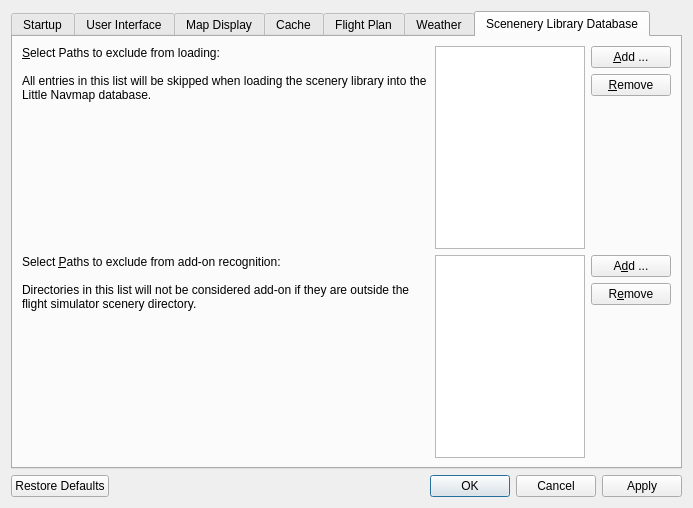
This is src/options/options.ui in albar965/littlenavmap as Qt 5 draws it before an edit. The edited form follows.
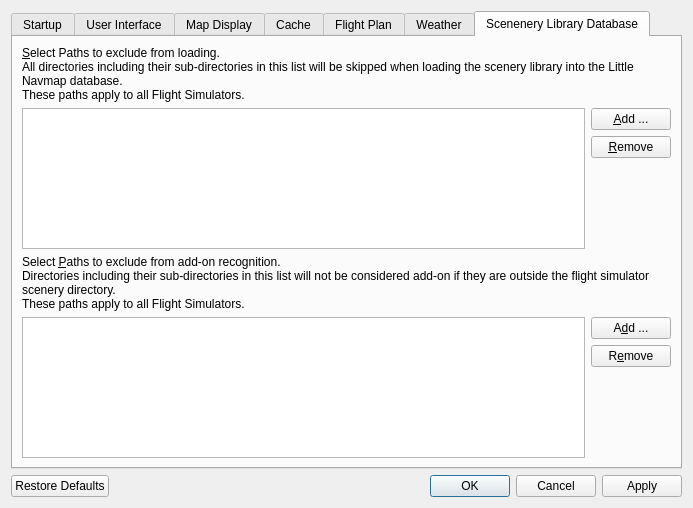
This is the edited form. The open tabs and pages were chosen to show the change.

Commit message: Added database loading excludes for options dialog.

Diff of the .ui file:
```diff
--- a/src/options/options.ui
+++ b/src/options/options.ui
@@ -776,7 +776,14 @@
        <string>Scenenery Library Database</string>
       </attribute>
       <layout class="QGridLayout" name="gridLayout_9">
-       <item row="0" column="2">
+       <item row="3" column="2">
+        <widget class="QListWidget" name="listWidgetOptionsDatabaseAddon">
+         <property name="editTriggers">
+          <set>QAbstractItemView::NoEditTriggers</set>
+         </property>
+        </widget>
+       </item>
+       <item row="1" column="3">
         <layout class="QVBoxLayout" name="verticalLayoutOptionsDatabase">
          <property name="leftMargin">
           <number>0</number>
@@ -810,49 +817,17 @@
          </item>
         </layout>
        </item>
-       <item row="0" column="1">
-        <widget class="QListWidget" name="listWidgetOptionsDatabaseExclude"/>
-       </item>
-       <item row="1" column="1">
-        <widget class="QListWidget" name="listWidgetOptionsDatabaseAddon"/>
-       </item>
-       <item row="0" column="0">
-        <widget class="QLabel" name="labelOptionsDatabaseExclude">
-         <property name="text">
-          <string>&amp;Select Paths to exclude from loading:
-
-All entries in this list will be skipped when loading the scenery library into the Little Navmap database.</string>
-         </property>
-         <property name="alignment">
-          <set>Qt::AlignLeading|Qt::AlignLeft|Qt::AlignTop</set>
-         </property>
-         <property name="wordWrap">
-          <bool>true</bool>
-         </property>
-         <property name="buddy">
-          <cstring>listWidgetOptionsDatabaseExclude</cstring>
-         </property>
-        </widget>
-       </item>
-       <item row="1" column="0">
-        <widget class="QLabel" name="labelOptionsDatabaseAddon">
-         <property name="text">
-          <string>Select &amp;Paths to exclude from add-on recognition:
-
-Directories in this list will not be considered add-on if they are outside the flight simulator scenery directory.</string>
-         </property>
-         <property name="alignment">
-          <set>Qt::AlignLeading|Qt::AlignLeft|Qt::AlignTop</set>
-         </property>
-         <property name="wordWrap">
-          <bool>true</bool>
-         </property>
-         <property name="buddy">
-          <cstring>listWidgetOptionsDatabaseAddon</cstring>
-         </property>
-        </widget>
-       </item>
        <item row="1" column="2">
+        <widget class="QListWidget" name="listWidgetOptionsDatabaseExclude">
+         <property name="editTriggers">
+          <set>QAbstractItemView::NoEditTriggers</set>
+         </property>
+         <property name="alternatingRowColors">
+          <bool>false</bool>
+         </property>
+        </widget>
+       </item>
+       <item row="3" column="3">
         <layout class="QVBoxLayout" name="verticalLayoutOptionsDatabase_2">
          <property name="leftMargin">
           <number>0</number>
@@ -886,6 +861,42 @@
          </item>
         </layout>
        </item>
+       <item row="2" column="2" colspan="2">
+        <widget class="QLabel" name="labelOptionsDatabaseAddon">
+         <property name="text">
+          <string>Select &amp;Paths to exclude from add-on recognition.
+Directories including their sub-directories in this list will not be considered add-on if they are outside the flight simulator scenery directory.
+These paths apply to all Flight Simulators.</string>
+         </property>
+         <property name="alignment">
+          <set>Qt::AlignLeading|Qt::AlignLeft|Qt::AlignTop</set>
+         </property>
+         <property name="wordWrap">
+          <bool>true</bool>
+         </property>
+         <property name="buddy">
+          <cstring>listWidgetOptionsDatabaseAddon</cstring>
+         </property>
+        </widget>
+       </item>
+       <item row="0" column="2" colspan="2">
+        <widget class="QLabel" name="labelOptionsDatabaseExclude">
+         <property name="text">
+          <string>&amp;Select Paths to exclude from loading.
+All directories including their sub-directories in this list will be skipped when loading the scenery library into the Little Navmap database.
+These paths apply to all Flight Simulators.</string>
+         </property>
+         <property name="alignment">
+          <set>Qt::AlignLeading|Qt::AlignLeft|Qt::AlignTop</set>
+         </property>
+         <property name="wordWrap">
+          <bool>true</bool>
+         </property>
+         <property name="buddy">
+          <cstring>listWidgetOptionsDatabaseExclude</cstring>
+         </property>
+        </widget>
+       </item>
       </layout>
      </widget>
     </widget>
```
Left out of the diff: 6 changed lines with no effect on the pictures. The commit also changes 10 other files.
